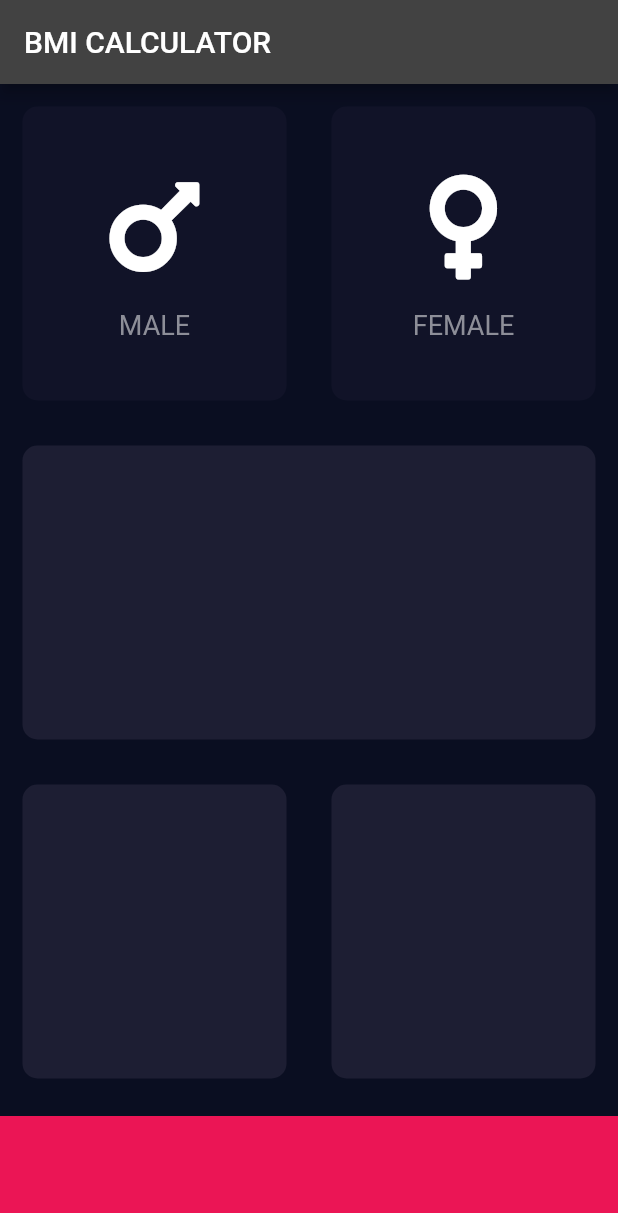
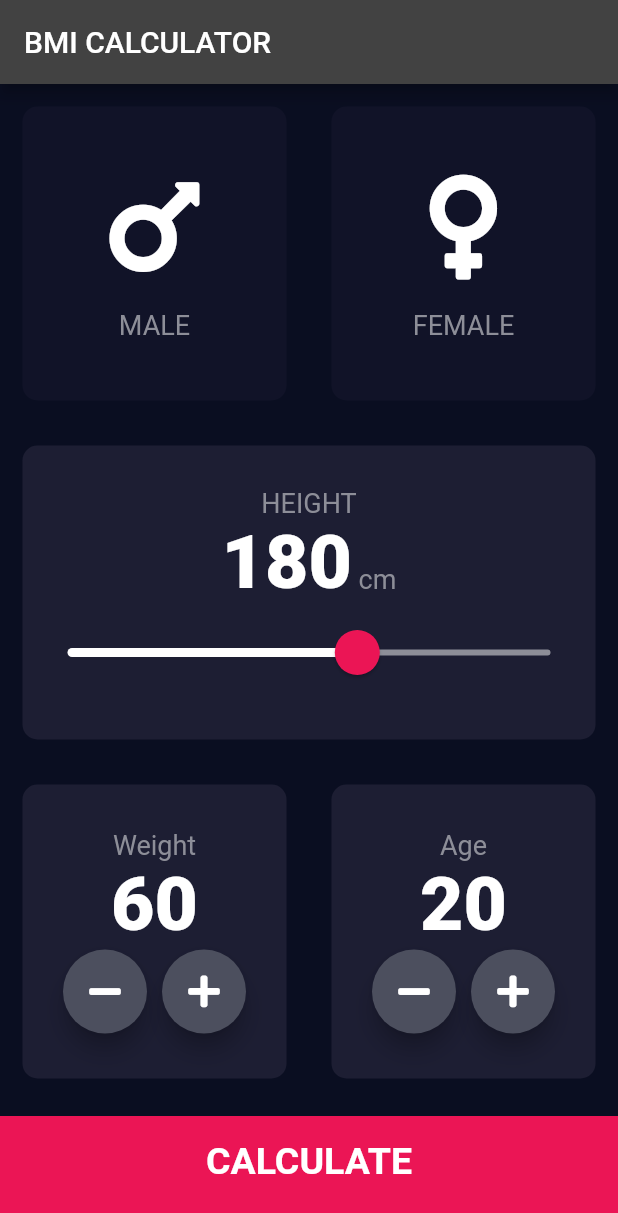
Before and after one commit to ashishdock/bmi_calculator_flutter, a Flutter app: the screen it shows after launch, on a phone screen of 412 x 824 dp. Shown: the top 1213 px of the screen. Run offline on Flutter 3.47's test engine with Material 2 defaults, Android fonts, the phone set to English and light mode, and no system bars; our stand-ins replace font_awesome_flutter.

```diff
--- /dev/null
+++ b/lib/Components/bottom_button.dart
@@ -0,0 +1,29 @@
+import 'package:flutter/material.dart';
+import '../constants.dart';
+
+class BottomButton extends StatelessWidget {
+  BottomButton({@required this.buttonTitle, @required this.onTap});
+
+  final Function onTap;
+  final String buttonTitle;
+
+  @override
+  Widget build(BuildContext context) {
+    return GestureDetector(
+      onTap: onTap,
+      child: Container(
+        child: Center(
+          child: Text(
+            buttonTitle,
+            style: kLargeButtonTextStyle,
+          ),
+        ),
+        color: Color(kBottomContainerColor),
+        margin: EdgeInsets.only(top: 10),
+        padding: EdgeInsets.only(bottom: 20),
+        width: double.infinity,
+        height: kBottomContainerHeight,
+      ),
+    );
+  }
+}
--- a/lib/icon_Content.dart
+++ b/lib/Components/icon_Content.dart
@@ -1,4 +1,5 @@
 import 'package:flutter/material.dart';
+import '../constants.dart';
 
 class IconContent extends StatelessWidget {
   final IconData icon;
@@ -20,10 +21,7 @@ class IconContent extends StatelessWidget {
         ),
         Text(
           label,
-          style: TextStyle(
-            fontSize: 18,
-            color: Color(0xff8d8e98),
-          ),
+          style: kLabelTextStyle,
         )
       ],
     );
--- a/lib/reusable_card.dart
+++ b/lib/Components/reusable_card.dart
@@ -1,21 +1,26 @@
 import 'package:flutter/material.dart';
 
 class ReusableCard extends StatelessWidget {
-  ReusableCard({@required this.colour, this.cardChild});
+  ReusableCard({@required this.colour, this.cardChild, this.onPress});
 
   final Color colour;
   final Widget cardChild;
+  final Function onPress;
+
   // Const should have data inside it before the run time and should only have data at compile time. When the app is being compiled to be used/distributed.
   // However, final can have the value put inside it at runtime, it does not need a value at compile time. So a button, a widget, a box cannot be const but only be final when we are making our app.
 
   @override
   Widget build(BuildContext context) {
-    return Container(
-      child: cardChild,
-      margin: EdgeInsets.all(15),
-      decoration: BoxDecoration(
-        borderRadius: BorderRadius.circular(10),
-        color: colour,
+    return GestureDetector(
+      onTap: onPress,
+      child: Container(
+        child: cardChild,
+        margin: EdgeInsets.all(15),
+        decoration: BoxDecoration(
+          borderRadius: BorderRadius.circular(10),
+          color: colour,
+        ),
       ),
     );
   }
--- /dev/null
+++ b/lib/Components/round_icon_button.dart
@@ -0,0 +1,23 @@
+import 'package:flutter/material.dart';
+
+class RoundIconButton extends StatelessWidget {
+  RoundIconButton({@required this.icon, @required this.onPressed});
+
+  final IconData icon;
+  final Function onPressed;
+
+  @override
+  Widget build(BuildContext context) {
+    return RawMaterialButton(
+      child: Icon(icon),
+      onPressed: onPressed,
+      elevation: 6,
+      constraints: BoxConstraints.tightFor(
+        width: 56.0,
+        height: 56.0,
+      ),
+      shape: CircleBorder(),
+      fillColor: Color(0xff4c4f5e),
+    );
+  }
+}
--- /dev/null
+++ b/lib/calculator_brain.dart
@@ -0,0 +1,36 @@
+import 'dart:math';
+
+class CalculatorBrain {
+  CalculatorBrain({this.height, this.weight});
+
+  final int height;
+  final int weight;
+
+  double _bmi;
+
+  String calculateBMI() {
+    _bmi = weight / pow(height / 100, 2);
+
+    return _bmi.toStringAsFixed(1);
+  }
+
+  String getResult() {
+    if (_bmi >= 25) {
+      return 'Overweight';
+    } else if (_bmi > 18.5) {
+      return 'Normal';
+    } else {
+      return 'Underweight';
+    }
+  }
+
+  String getInterpretation() {
+    if (_bmi >= 25) {
+      return 'You have higher than normal body weight. Try to exercise more.';
+    } else if (_bmi > 18.5) {
+      return 'You have a normal body weight. Good job!';
+    } else {
+      return 'You have a lower than normal body weight. You can eat a bit more.';
+    }
+  }
+}
--- /dev/null
+++ b/lib/constants.dart
@@ -0,0 +1,41 @@
+import 'package:flutter/material.dart';
+
+const kBottomContainerHeight = 80.0;
+const kActiveCardColor = Color(0xff1d1e33);
+const kInactiveCardColor = Color(0xff111328);
+const kBottomContainerColor = 0xffeb1555;
+
+const kLabelTextStyle = TextStyle(
+  fontSize: 18,
+  color: Color(0xff8d8e98),
+);
+
+const kNumberTextStyle = TextStyle(
+  fontSize: 50,
+  fontWeight: FontWeight.w900,
+);
+
+const kLargeButtonTextStyle = TextStyle(
+  fontSize: 25,
+  fontWeight: FontWeight.bold,
+);
+
+const kTitleTextStyle = TextStyle(
+  fontSize: 50,
+  fontWeight: FontWeight.bold,
+);
+
+const kResultTextStyle = TextStyle(
+  color: Color(0xff24d876),
+  fontSize: 22,
+  fontWeight: FontWeight.bold,
+);
+
+const kBMITextStyle = TextStyle(
+  fontSize: 100,
+  fontWeight: FontWeight.bold,
+);
+
+const kResultBodyTextStyle = TextStyle(
+  fontSize: 22,
+);
--- a/lib/input_page.dart
+++ /dev/null
@@ -1,119 +0,0 @@
-import 'package:flutter/material.dart';
-import 'package:font_awesome_flutter/font_awesome_flutter.dart';
-import 'reusable_card.dart';
-import 'icon_Content.dart';
-
-const double bottomContainerHeight = 80.0;
-const activeCardColor = Color(0xff1d1e33);
-const inactiveCardColor = Color(0xff111328);
-const bottomContainerColor = 0xffeb1555;
-
-enum Gender { male, female }
-
-class InputPage extends StatefulWidget {
-  @override
-  _InputPageState createState() => _InputPageState();
-}
-
-class _InputPageState extends State<InputPage> {
-  Color maleCardColor = inactiveCardColor;
-  Color femaleCardColor = inactiveCardColor;
-
-  void updateColor(Gender gender) {
-    if (gender == Gender.male) {
-      maleCardColor = activeCardColor;
-      femaleCardColor = inactiveCardColor;
-    } else {
-      femaleCardColor = activeCardColor;
-      maleCardColor = inactiveCardColor;
-    }
-  }
-
-  @override
-  Widget build(BuildContext context) {
-    return Scaffold(
-      appBar: AppBar(
-        title: Text('BMI CALCULATOR'),
-      ),
-      body: Column(
-        children: <Widget>[
-          Expanded(
-            child: Row(
-              children: <Widget>[
-                Expanded(
-                  child: GestureDetector(
-                    onTap: () {
-                      setState(() {
-                        updateColor(1);
-                      });
-                      print("Male button pressed.");
-                    },
-                    child: ReusableCard(
-                      colour: maleCardColor,
-                      cardChild: IconContent(
-                        icon: FontAwesomeIcons.mars,
-                        label: "MALE",
-                      ),
-                    ),
-                  ),
-                ),
-                Expanded(
-                  child: GestureDetector(
-                    onTap: () {
-                      setState(() {
-                        updateColor(2);
-                      });
-                      print("Female button pressed.");
-                    },
-                    child: ReusableCard(
-                      colour: femaleCardColor,
-                      cardChild: IconContent(
-                        icon: FontAwesomeIcons.venus,
-                        label: "FEMALE",
-                      ),
-                    ),
-                  ),
-                ),
-              ],
-            ),
-          ),
-          Expanded(
-            child: ReusableCard(
-              colour: activeCardColor,
-            ),
-          ),
-          Expanded(
-            child: Row(
-              children: <Widget>[
-                Expanded(
-                  child: ReusableCard(
-                    colour: activeCardColor,
-                  ),
-                ),
-                Expanded(
-                  child: ReusableCard(
-                    colour: activeCardColor,
-                  ),
-                ),
-              ],
-            ),
-          ),
-          Container(
-            color: Color(bottomContainerColor),
-            margin: EdgeInsets.only(top: 10),
-            width: double.infinity,
-            height: bottomContainerHeight,
-          ),
-        ],
-      ),
-    );
-  }
-}
-
-//floatingActionButton: Theme(
-//data: ThemeData(accentColor: Colors.purple),
-//child: FloatingActionButton(
-//child: Icon(Icons.add),
-//onPressed: () {},
-//),
-//),
--- a/lib/main.dart
+++ b/lib/main.dart
@@ -1,5 +1,6 @@
 import 'package:flutter/material.dart';
-import 'input_page.dart';
+import 'package:bmi_calculator_flutter/screens/input_page.dart';
+import 'package:bmi_calculator_flutter/screens/results_page.dart';
 
 void main() => runApp(BMICalculator());
 
@@ -11,7 +12,11 @@ class BMICalculator extends StatelessWidget {
         scaffoldBackgroundColor: Color(0xff0a0e21),
         primaryColor: Color((0xff0a0e21)),
       ),
-      home: InputPage(),
+      initialRoute: '/',
+      routes: {
+        '/': (context) => InputPage(),
+        '/results': (context) => ResultsPage(),
+      },
     );
   }
 }
--- /dev/null
+++ b/lib/screens/input_page.dart
@@ -0,0 +1,271 @@
+import 'package:flutter/material.dart';
+import 'package:font_awesome_flutter/font_awesome_flutter.dart';
+import 'package:bmi_calculator_flutter/Components/reusable_card.dart';
+import 'package:bmi_calculator_flutter/Components/icon_Content.dart';
+import '../constants.dart';
+import 'package:bmi_calculator_flutter/Components/bottom_button.dart';
+import 'package:bmi_calculator_flutter/Components/round_icon_button.dart';
+import 'package:bmi_calculator_flutter/calculator_brain.dart';
+import 'results_page.dart';
+
+enum Gender { male, female }
+
+class InputPage extends StatefulWidget {
+  @override
+  _InputPageState createState() => _InputPageState();
+}
+
+class _InputPageState extends State<InputPage> {
+//  Color maleCardColor = kInactiveCardColor;
+//  Color femaleCardColor = kInactiveCardColor;
+  Gender selectedGender;
+  int height = 180;
+  int weight = 60;
+  int age = 20;
+
+//  void updateColor(Gender gender) {
+//    if (gender == Gender.male) {
+//      maleCardColor = activeCardColor;
+//      femaleCardColor = inactiveCardColor;
+//    } else {
+//      femaleCardColor = activeCardColor;
+//      maleCardColor = inactiveCardColor;
+//    }
+//  }
+
+  @override
+  Widget build(BuildContext context) {
+    return Scaffold(
+      appBar: AppBar(
+        title: Text('BMI CALCULATOR'),
+      ),
+      body: Column(
+        crossAxisAlignment: CrossAxisAlignment.stretch,
+        children: <Widget>[
+          Expanded(
+            child: Row(
+              children: <Widget>[
+                Expanded(
+                  child: ReusableCard(
+                    onPress: () {
+                      setState(() {
+                        selectedGender = Gender.male;
+                      });
+                    },
+                    colour: selectedGender == Gender.male
+                        ? kActiveCardColor
+                        : kInactiveCardColor,
+                    cardChild: IconContent(
+                      icon: FontAwesomeIcons.mars,
+                      label: "MALE",
+                    ),
+                  ),
+                ),
+                Expanded(
+                  child: ReusableCard(
+                    onPress: () {
+                      setState(() {
+                        selectedGender = Gender.female;
+                      });
+                    },
+                    colour: selectedGender == Gender.female
+                        ? kActiveCardColor
+                        : kInactiveCardColor,
+                    cardChild: IconContent(
+                      icon: FontAwesomeIcons.venus,
+                      label: "FEMALE",
+                    ),
+                  ),
+                ),
+              ],
+            ),
+          ),
+          Expanded(
+            child: ReusableCard(
+              colour: kActiveCardColor,
+              cardChild: Column(
+                mainAxisAlignment: MainAxisAlignment.center,
+                children: <Widget>[
+                  Text(
+                    "HEIGHT",
+                    style: kLabelTextStyle,
+                  ),
+                  Row(
+                    mainAxisAlignment: MainAxisAlignment.center,
+                    crossAxisAlignment: CrossAxisAlignment.baseline,
+                    textBaseline: TextBaseline.alphabetic,
+                    children: <Widget>[
+                      Text(
+                        height.toString(),
+                        style: kNumberTextStyle,
+                      ),
+                      Text(
+                        " cm",
+                        style: kLabelTextStyle,
+                      ),
+                    ],
+                  ),
+                  SliderTheme(
+                    data: SliderTheme.of(context).copyWith(
+                      activeTrackColor: Colors.white,
+                      thumbColor: Color(0xffeb1555),
+                      overlayColor: Color(0x29eb1555),
+                      thumbShape: RoundSliderThumbShape(
+                        enabledThumbRadius: 15.0,
+                      ),
+                      overlayShape: RoundSliderOverlayShape(
+                        overlayRadius: 30.0,
+                      ),
+                    ),
+                    child: Slider(
+                      value: height.toDouble(),
+                      min: 120.0,
+                      max: 220.0,
+//                      activeColor: Color(0xffeb1555),
+                      inactiveColor: Color(0xff8d8e98),
+                      onChanged: (double newValue) {
+                        setState(() {
+                          height = newValue.toInt();
+                          print("Height at input page: $height");
+                        });
+                      },
+                    ),
+                  ),
+                ],
+              ),
+            ),
+          ),
+          Expanded(
+            child: Row(
+              children: <Widget>[
+                Expanded(
+                  child: ReusableCard(
+                    colour: kActiveCardColor,
+                    cardChild: Column(
+                      mainAxisAlignment: MainAxisAlignment.center,
+                      children: <Widget>[
+                        Text(
+                          "Weight",
+                          style: kLabelTextStyle,
+                        ),
+                        Text(
+                          weight.toString(),
+                          style: kNumberTextStyle,
+                        ),
+                        Row(
+                          mainAxisAlignment: MainAxisAlignment.center,
+                          children: <Widget>[
+                            RoundIconButton(
+                              icon: FontAwesomeIcons.minus,
+                              onPressed: () {
+                                setState(() {
+                                  weight--;
+                                  print("Weight at input page: $weight");
+                                });
+                              },
+                            ),
+                            SizedBox(
+                              width: 10,
+                            ),
+                            RoundIconButton(
+                              icon: FontAwesomeIcons.plus,
+                              onPressed: () {
+                                setState(() {
+                                  weight++;
+                                  print("Weight at input page: $weight");
+                                });
+                              },
+                            ),
+                          ],
+                        )
+                      ],
+                    ),
+                  ),
+                ),
+                Expanded(
+                  child: ReusableCard(
+                    colour: kActiveCardColor,
+                    cardChild: Column(
+                      mainAxisAlignment: MainAxisAlignment.center,
+                      children: <Widget>[
+                        Text(
+                          "Age",
+                          style: kLabelTextStyle,
+                        ),
+                        Text(
+                          age.toString(),
+                          style: kNumberTextStyle,
+                        ),
+                        Row(
+                          mainAxisAlignment: MainAxisAlignment.center,
+                          children: <Widget>[
+                            RoundIconButton(
+                              icon: FontAwesomeIcons.minus,
+                              onPressed: () {
+                                setState(() {
+                                  age--;
+                                  print("Age at input page: $age");
+                                });
+                              },
+                            ),
+                            SizedBox(
+                              width: 10,
+                            ),
+                            RoundIconButton(
+                              icon: FontAwesomeIcons.plus,
+                              onPressed: () {
+                                setState(() {
+                                  age++;
+                                  print("Age at input page: $age");
+                                });
+                              },
+                            ),
+                          ],
+                        )
+                      ],
+                    ),
+                  ),
+                ),
+              ],
+            ),
+          ),
+          BottomButton(
+            buttonTitle: "CALCULATE",
+            onTap: () {
+              CalculatorBrain calc =
+                  CalculatorBrain(height: height, weight: weight);
+              Navigator.push(
+                context,
+                MaterialPageRoute(
+                  builder: (context) => ResultsPage(
+                        bmiResult: calc.calculateBMI(),
+                        interpretation: calc.getInterpretation(),
+                        resultText: calc.getResult(),
+                      ),
+                ),
+              );
+            },
+          ),
+        ],
+      ),
+    );
+  }
+}
+
+//floatingActionButton: Theme(
+//data: ThemeData(accentColor: Colors.purple),
+//child: FloatingActionButton(
+//child: Icon(Icons.add),
+//onPressed: () {},
+//),
+//),
+
+//
+//
+//onTap: () {
+//setState(() {
+//selectedGender = Gender.male;
+////                        updateColor(Gender.male);
+//});
+//print("Male button pressed.");
+//},
```
Also changed, not shown: lib/screens/results_page.dart (added, +72 -0 lines).
